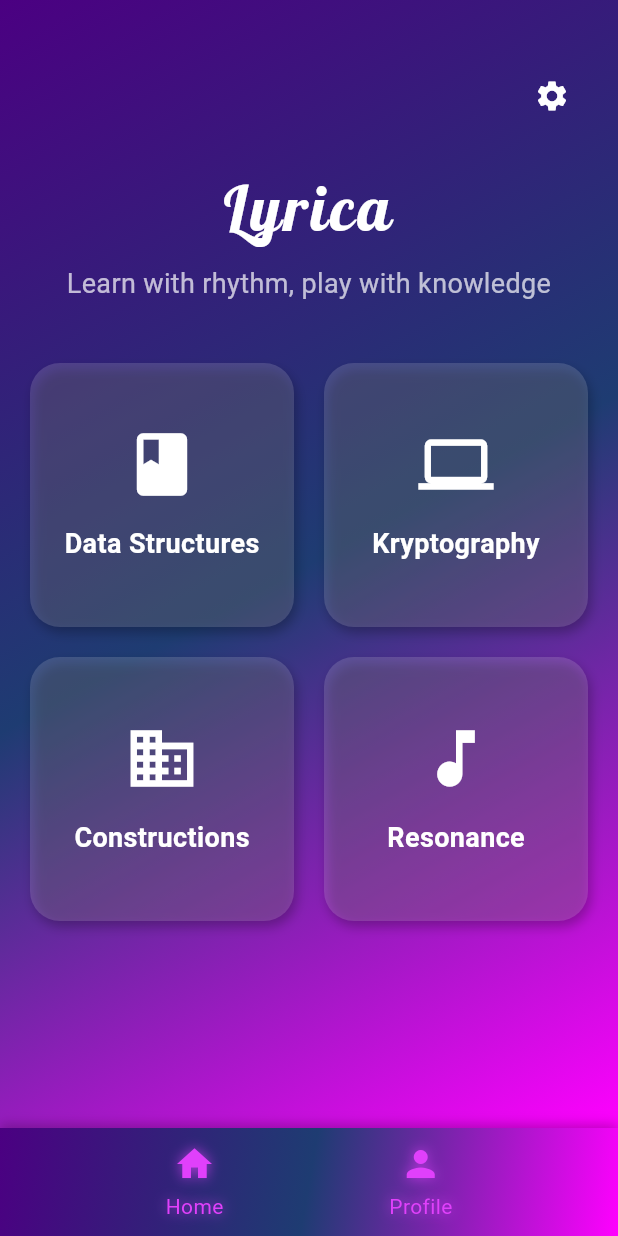
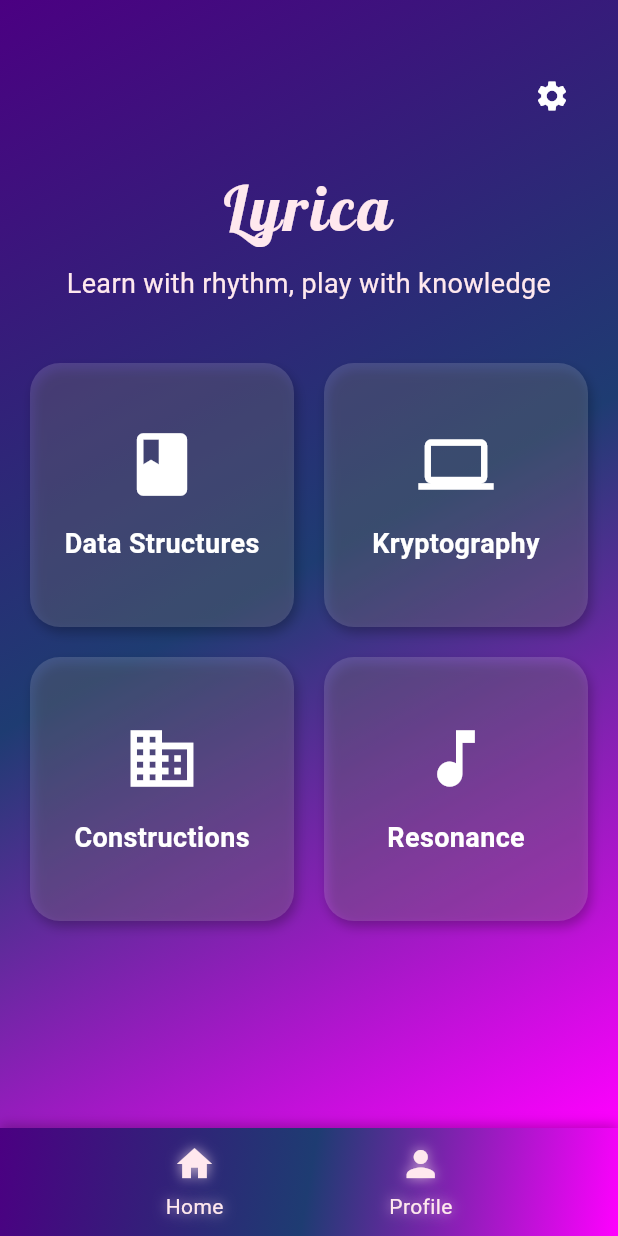
Before and after one commit to AasiyaNaaz/lyrica, a Flutter app: the screen it shows after launch, on a phone screen of 412 x 824 dp. Run offline on Flutter 3.47's test engine with Material 3 defaults, Android fonts, the phone set to English and light mode, and no system bars.

Commit message:
minor changes

```diff
--- a/lib/screens/home.dart
+++ b/lib/screens/home.dart
@@ -81,7 +81,7 @@ class _HomePageState extends State<HomePage> with TickerProviderStateMixin {
                   style: TextStyle(
                     fontFamily: 'Lobster',
                     fontSize: 42,
-                    color: Colors.white,
+                    color: Color.fromARGB(255, 255, 232, 238),
                     letterSpacing: 2,
                   ),
                 ),
@@ -91,7 +91,7 @@ class _HomePageState extends State<HomePage> with TickerProviderStateMixin {
                   textAlign: TextAlign.center,
                   style: TextStyle(
                     fontSize: 18,
-                    color: Colors.white70,
+                    color: Color.fromARGB(255, 255, 232, 238),
                     fontWeight: FontWeight.w400,
                   ),
                 ),
@@ -157,14 +157,14 @@ class _HomePageState extends State<HomePage> with TickerProviderStateMixin {
                 _AnimatedNavButton(
                   icon: Icons.home,
                   label: 'Home',
-                  color: Colors.purpleAccent,
+                  color: Color.fromARGB(255, 255, 232, 238),
                   scale: 1 + (_selectedIndex == 0 ? _tapController.value : 0),
                   onTap: () => _onNavTap(0),
                 ),
                 _AnimatedNavButton(
                   icon: Icons.person,
                   label: 'Profile',
-                  color: Colors.purpleAccent,
+                  color: Color.fromARGB(255, 255, 232, 238),
                   scale: 1 + (_selectedIndex == 1 ? _tapController.value : 0),
                   onTap: () => _onNavTap(1),
                 ),
```
Also changed, not shown: pubspec.lock, 5 other files.
